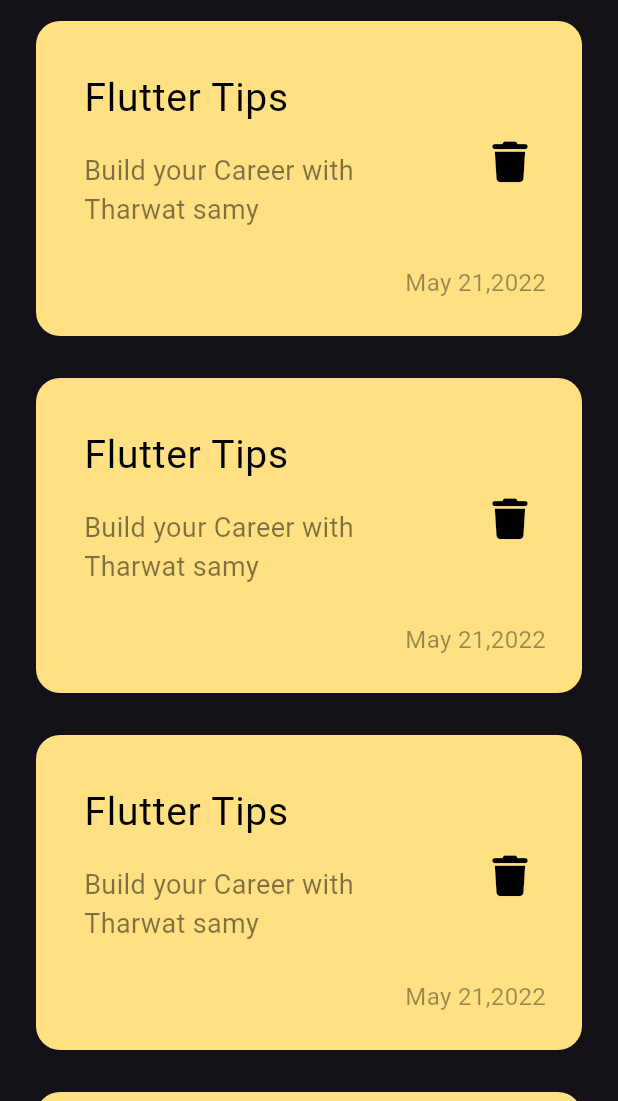
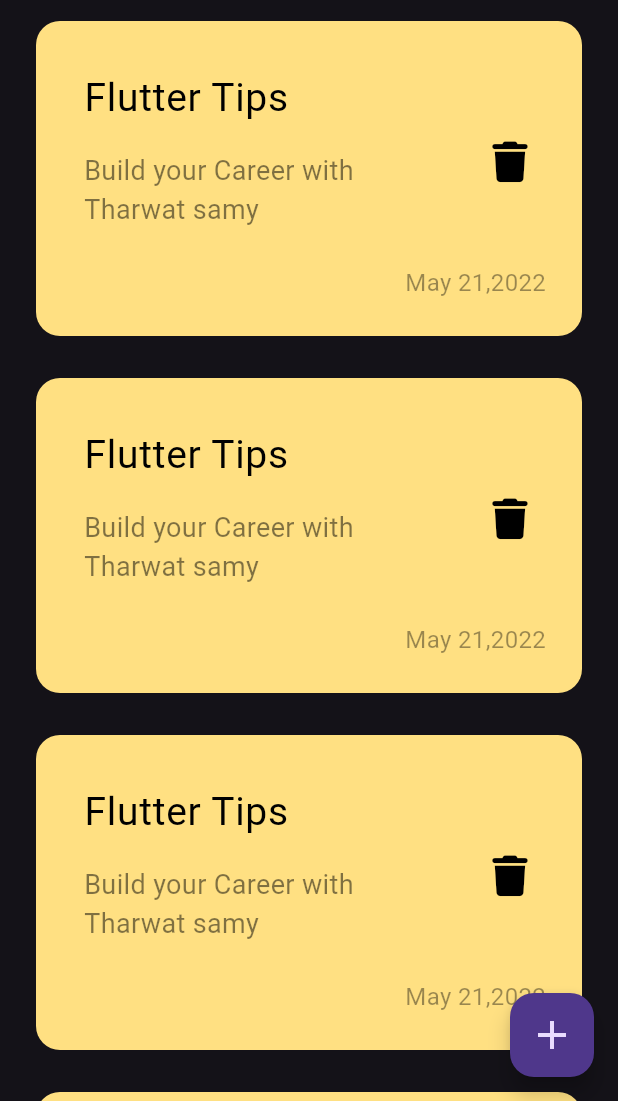
Before and after one commit to Seedrahelal/notes_app, a Flutter app: the screen it shows after launch, on a phone screen of 412 x 824 dp, the part 135-1236 px from its top. Run offline on Flutter 3.47's test engine with Material 3 defaults, Android fonts, the phone set to English and light mode, and no system bars; our stand-ins replace font_awesome_flutter.

Commit message:
add floating action button

```diff
--- a/lib/views/notes_view.dart
+++ b/lib/views/notes_view.dart
@@ -6,8 +6,10 @@ class NotesView extends StatelessWidget {
 
   @override
   Widget build(BuildContext context) {
-    return const Scaffold(
-      body: NotesViewBody(),
+    return Scaffold(
+      floatingActionButton:
+          FloatingActionButton(onPressed: () {}, child: const Icon(Icons.add,size: 32,)),
+      body: const NotesViewBody(),
     );
   }
 }
```
